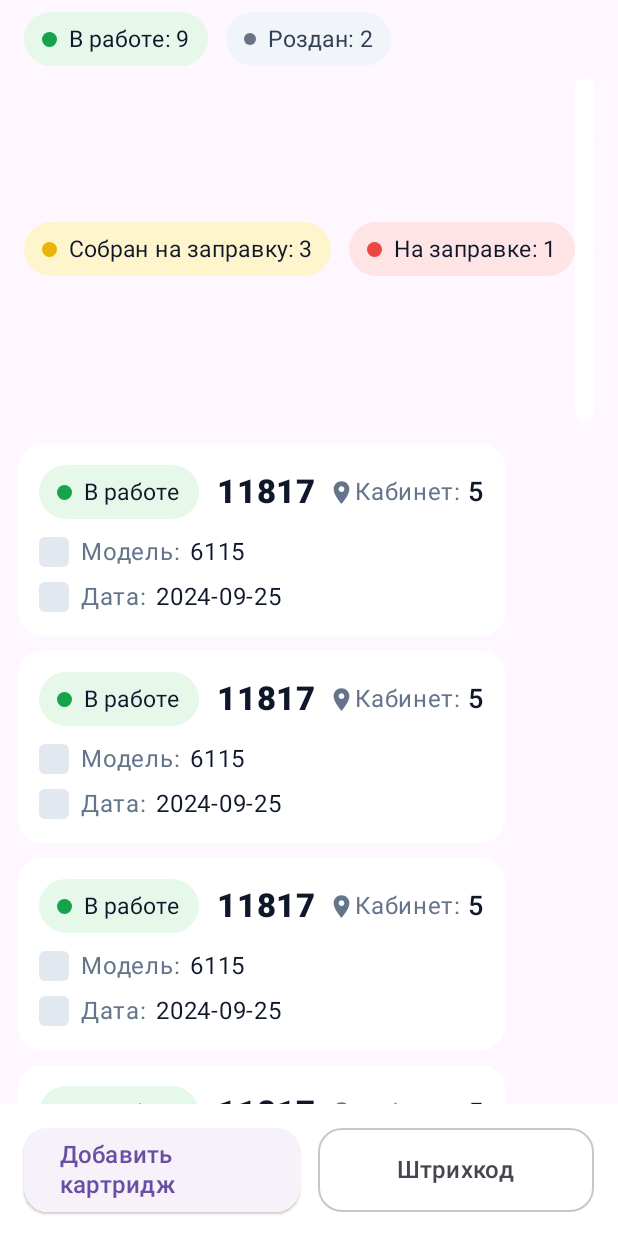
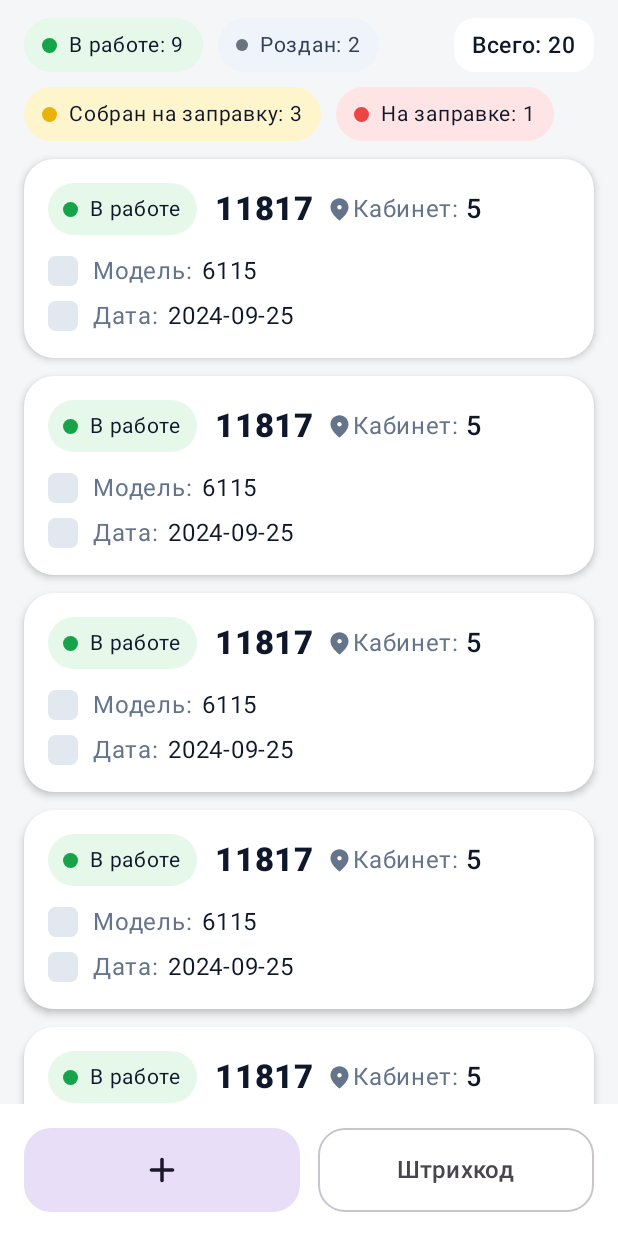
Before and after one commit to vv-aa-ss/profkartridge, an Android app built with Jetpack Compose: the screen it shows after launch (MainActivity), on a phone screen of 412 x 824 dp. Run offline under Robolectric (Android 15) with nearby library versions, the phone set to English and light mode, and no system bars.

Commit message:
стало лучше, дизайн похож на целевой

```diff
--- a/app/src/main/java/com/example/bits_helper/MainActivity.kt
+++ b/app/src/main/java/com/example/bits_helper/MainActivity.kt
@@ -1,4 +1,4 @@
-package com.example.bits_helper
+package com.example.bits_helper   // ← замени на свой namespace
 
 import android.os.Bundle
 import androidx.activity.ComponentActivity
@@ -10,9 +10,10 @@ import androidx.compose.foundation.lazy.items
 import androidx.compose.foundation.shape.CircleShape
 import androidx.compose.foundation.shape.RoundedCornerShape
 import androidx.compose.material.icons.Icons
-import androidx.compose.material.icons.filled.LocationOn
+import androidx.compose.material.icons.rounded.Add
+import androidx.compose.material.icons.rounded.LocationOn
 import androidx.compose.material3.*
-import androidx.compose.runtime.*
+import androidx.compose.runtime.Composable
 import androidx.compose.ui.Alignment
 import androidx.compose.ui.Modifier
 import androidx.compose.ui.draw.clip
@@ -31,140 +32,87 @@ class MainActivity : ComponentActivity() {
 
 @Composable
 fun App() {
+    // фиксируем светлую тему и фоновый цвет
     MaterialTheme(colorScheme = lightColorScheme()) {
-        Surface(modifier = Modifier.fillMaxSize(), color = Color(0xFFF5F6F7)) {
-            CartridgesScreen(
-                header = HeaderStats(
-                    inWork = 9,
-                    given = 2,
-                    gathered = 3,
-                    filling = 1,
-                    total = 20
-                ),
-                items = demoItems(),
-                onAdd = { /* TODO: открыть форму добавления */ },
-                onScan = { /* TODO: открыть сканер штрихкода */ }
-            )
-        }
-    }
-}
-
-// ---------- UI ----------
-
-data class HeaderStats(
-    val inWork: Int,
-    val given: Int,
-    val gathered: Int,
-    val filling: Int,
-    val total: Int
-)
-
-data class Cartridge(
-    val status: Status,
-    val number: String,
-    val room: String,
-    val model: String,
-    val date: String
-)
-
-enum class Status { InWork, Given, Gathered, Filling }
-
-@Composable
-fun CartridgesScreen(
-    header: HeaderStats,
-    items: List<Cartridge>,
-    onAdd: () -> Unit,
-    onScan: () -> Unit
-) {
-    Scaffold(
-        bottomBar = {
-            BottomActionBar(onAdd = onAdd, onScan = onScan)
-        }
-    ) { padding ->
-        Column(
-            Modifier
-                .padding(padding)
-                .fillMaxSize()
-        ) {
-            Spacer(Modifier.height(8.dp))
-            // верхние чипы
-            Row(
-                Modifier
-                    .fillMaxWidth()
-                    .padding(horizontal = 16.dp),
-                verticalAlignment = Alignment.CenterVertically
-            ) {
-                PillStat(text = "В работе: ${header.inWork}", bg = Color(0xFFE5F8E9), dot = Color(0xFF16A34A))
-                Spacer(Modifier.width(12.dp))
-                PillDotStat(text = "Роздан: ${header.given}", dot = Color(0xFF6B7280))
-            }
-            Spacer(Modifier.height(8.dp))
-            Row(
-                Modifier
-                    .fillMaxWidth()
-                    .padding(horizontal = 16.dp),
-                verticalAlignment = Alignment.CenterVertically
-            ) {
-                PillStat(text = "Собран на заправку: ${header.gathered}", bg = Color(0xFFFFF5CC), dot = Color(0xFFEAB308))
-                Spacer(Modifier.width(12.dp))
-                PillStat(text = "На заправке: ${header.filling}", bg = Color(0xFFFFE4E6), dot = Color(0xFFEF4444))
-                Spacer(Modifier.weight(1f))
-                SummaryPill(text = "Всего: ${header.total}")
-            }
-            Spacer(Modifier.height(8.dp))
-            // список карточек
+        Scaffold(
+            containerColor = Color(0xFFF5F6F7),
+            bottomBar = { BottomBar() }
+        ) { padding ->
+            // ОДИН LazyColumn: в начале — хедер, дальше — карточки
             LazyColumn(
                 modifier = Modifier
                     .fillMaxSize()
-                    .padding(horizontal = 12.dp),
-                contentPadding = PaddingValues(bottom = 88.dp, top = 8.dp)
+                    .padding(padding),
+                contentPadding = PaddingValues(
+                    start = 16.dp, end = 16.dp,
+                    top = 12.dp, bottom = 96.dp
+                ),
+                verticalArrangement = Arrangement.spacedBy(12.dp)
             ) {
-                items(items) { item ->
-                    CartridgeCard(item = item)
-                    Spacer(Modifier.height(10.dp))
+                // ====== HEADER (чипы) ======
+                item {
+                    Column(Modifier.fillMaxWidth(), verticalArrangement = Arrangement.spacedBy(10.dp)) {
+                        Row(
+                            Modifier.fillMaxWidth(),
+                            verticalAlignment = Alignment.CenterVertically
+                        ) {
+                            PillStat("В работе: 9", bg = 0xFFE5F8E9, dot = 0xFF16A34A)
+                            Spacer(Modifier.width(10.dp))
+                            PillNeutral("Роздан: 2")
+                            Spacer(Modifier.weight(1f))
+                            SummaryPill("Всего: 20")
+                        }
+                        Row(
+                            Modifier.fillMaxWidth(),
+                            verticalAlignment = Alignment.CenterVertically
+                        ) {
+                            PillStat("Собран на заправку: 3", bg = 0xFFFFF5CC, dot = 0xFFEAB308)
+                            Spacer(Modifier.width(10.dp))
+                            PillStat("На заправке: 1", bg = 0xFFFFE4E6, dot = 0xFFEF4444)
+                        }
+                    }
+                }
+
+                // ====== LIST ======
+                items(demoItems()) { item ->
+                    CartridgeCard(item, Modifier.fillMaxWidth())
                 }
             }
         }
     }
 }
 
+/* ---------- UI helpers ---------- */
+
+data class Cartridge(val number: String, val room: String, val model: String, val date: String)
+
 @Composable
-fun PillStat(text: String, bg: Color, dot: Color) {
+fun PillStat(text: String, bg: Long, dot: Long) {
     Row(
-        modifier = Modifier
-            .clip(RoundedCornerShape(20.dp))
-            .background(bg)
+        Modifier
+            .clip(RoundedCornerShape(22.dp))
+            .background(Color(bg))
             .padding(horizontal = 12.dp, vertical = 6.dp),
         verticalAlignment = Alignment.CenterVertically
     ) {
-        Box(
-            Modifier
-                .size(10.dp)
-                .clip(CircleShape)
-                .background(dot)
-        )
+        Box(Modifier.size(10.dp).clip(CircleShape).background(Color(dot)))
         Spacer(Modifier.width(8.dp))
-        Text(text, fontSize = 15.sp, color = Color(0xFF0F172A))
+        Text(text, fontSize = 14.sp, color = Color(0xFF0F172A))
     }
 }
 
 @Composable
-fun PillDotStat(text: String, dot: Color) {
+fun PillNeutral(text: String) {
     Row(
-        modifier = Modifier
-            .clip(RoundedCornerShape(20.dp))
-            .background(Color(0xFFF1F5F9))
+        Modifier
+            .clip(RoundedCornerShape(22.dp))
+            .background(Color(0xFFEFF4FB))
             .padding(horizontal = 12.dp, vertical = 6.dp),
         verticalAlignment = Alignment.CenterVertically
     ) {
-        Box(
-            Modifier
-                .size(8.dp)
-                .clip(CircleShape)
-                .background(dot)
-        )
+        Box(Modifier.size(8.dp).clip(CircleShape).background(Color(0xFF6B7280)))
         Spacer(Modifier.width(8.dp))
-        Text(text, fontSize = 15.sp, color = Color(0xFF334155))
+        Text(text, fontSize = 14.sp, color = Color(0xFF334155))
     }
 }
 
@@ -172,69 +120,45 @@ fun PillDotStat(text: String, dot: Color) {
 fun SummaryPill(text: String) {
     Row(
         Modifier
-            .clip(RoundedCornerShape(16.dp))
+            .clip(RoundedCornerShape(14.dp))
             .background(Color.White)
             .padding(horizontal = 12.dp, vertical = 6.dp),
         verticalAlignment = Alignment.CenterVertically
-    ) {
-        Text(text, fontWeight = FontWeight.SemiBold, fontSize = 16.sp, color = Color(0xFF0F172A))
-    }
+    ) { Text(text, fontWeight = FontWeight.SemiBold, fontSize = 15.sp, color = Color(0xFF0F172A)) }
 }
 
 @Composable
-fun CartridgeCard(item: Cartridge) {
+fun CartridgeCard(item: Cartridge, modifier: Modifier = Modifier) {
     Card(
-        shape = RoundedCornerShape(16.dp),
+        modifier = modifier,
+        shape = RoundedCornerShape(20.dp),
         colors = CardDefaults.cardColors(containerColor = Color.White),
-        elevation = CardDefaults.cardElevation(defaultElevation = 0.dp)
+        elevation = CardDefaults.cardElevation(defaultElevation = 3.dp)
     ) {
-        Column(Modifier.padding(14.dp)) {
-            // строка статуса + номер + кабинет
+        Column(Modifier.padding(16.dp)) {
             Row(verticalAlignment = Alignment.CenterVertically) {
-                PillStat(
-                    text = when (item.status) {
-                        Status.InWork -> "В работе"
-                        Status.Given -> "Роздан"
-                        Status.Gathered -> "Собран"
-                        Status.Filling -> "На заправке"
-                    },
-                    bg = Color(0xFFE5F8E9),
-                    dot = Color(0xFF16A34A)
-                )
+                Row(
+                    Modifier
+                        .clip(RoundedCornerShape(20.dp))
+                        .background(Color(0xFFE5F8E9))
+                        .padding(horizontal = 10.dp, vertical = 5.dp),
+                    verticalAlignment = Alignment.CenterVertically
+                ) {
+                    Box(Modifier.size(10.dp).clip(CircleShape).background(Color(0xFF16A34A)))
+                    Spacer(Modifier.width(8.dp))
+                    Text("В работе", fontSize = 14.sp, color = Color(0xFF0F172A))
+                }
                 Spacer(Modifier.width(12.dp))
-                Text(
-                    item.number,
-                    fontWeight = FontWeight.ExtraBold,
-                    fontSize = 22.sp,
-                    color = Color(0xFF0F172A)
-                )
+                Text(item.number, fontWeight = FontWeight.ExtraBold, fontSize = 22.sp, color = Color(0xFF0F172A))
                 Spacer(Modifier.width(8.dp))
-                Icon(
-                    imageVector = Icons.Default.LocationOn,
-                    contentDescription = null,
-                    modifier = Modifier.size(18.dp),
-                    tint = Color(0xFF64748B)
-                )
-                Text(
-                    "Кабинет: ",
-                    color = Color(0xFF64748B),
-                    fontSize = 16.sp
-                )
-                Text(
-                    item.room,
-                    color = Color(0xFF0F172A),
-                    fontSize = 18.sp,
-                    fontWeight = FontWeight.SemiBold,
-                    maxLines = 1,
-                    overflow = TextOverflow.Ellipsis
-                )
+                Icon(Icons.Rounded.LocationOn, contentDescription = null, tint = Color(0xFF64748B), modifier = Modifier.size(18.dp))
+                Text("Кабинет: ", color = Color(0xFF64748B), fontSize = 16.sp)
+                Text(item.room, color = Color(0xFF0F172A), fontSize = 18.sp, fontWeight = FontWeight.SemiBold, maxLines = 1, overflow = TextOverflow.Ellipsis)
             }
-
-            Spacer(Modifier.height(10.dp))
-
-            InfoRow(label = "Модель:", value = item.model)
+            Spacer(Modifier.height(12.dp))
+            InfoRow("Модель:", item.model)
             Spacer(Modifier.height(6.dp))
-            InfoRow(label = "Дата:", value = item.date)
+            InfoRow("Дата:", item.date)
         }
     }
 }
@@ -242,14 +166,8 @@ fun CartridgeCard(item: Cartridge) {
 @Composable
 fun InfoRow(label: String, value: String) {
     Row(verticalAlignment = Alignment.CenterVertically) {
-        // маленький икон-placeholder слева (как на скриншоте)
-        Box(
-            Modifier
-                .size(20.dp)
-                .clip(RoundedCornerShape(4.dp))
-                .background(Color(0xFFE2E8F0))
-        )
-        Spacer(Modifier.width(8.dp))
+        Box(Modifier.size(20.dp).clip(RoundedCornerShape(5.dp)).background(Color(0xFFE2E8F0)))
+        Spacer(Modifier.width(10.dp))
         Text(label, color = Color(0xFF64748B), fontSize = 16.sp)
         Spacer(Modifier.width(6.dp))
         Text(value, color = Color(0xFF0F172A), fontSize = 16.sp)
@@ -257,43 +175,33 @@ fun InfoRow(label: String, value: String) {
 }
 
 @Composable
-fun BottomActionBar(onAdd: () -> Unit, onScan: () -> Unit) {
+fun BottomBar() {
     Row(
         Modifier
             .fillMaxWidth()
             .background(Color.White)
+            .systemBarsPadding() // чтобы не наезжало на жесты/навигацию
             .padding(16.dp),
-        horizontalArrangement = Arrangement.spacedBy(12.dp)
+        horizontalArrangement = Arrangement.spacedBy(12.dp),
+        verticalAlignment = Alignment.CenterVertically
     ) {
-        ElevatedButton(
-            onClick = onAdd,
-            modifier = Modifier
-                .weight(1f)
-                .height(56.dp),
-            shape = RoundedCornerShape(16.dp)
-        ) {
-            Text("Добавить картридж", fontSize = 16.sp, fontWeight = FontWeight.SemiBold)
-        }
+        // большая «+»
+        FilledTonalButton(
+            onClick = { /* TODO */ },
+            shape = RoundedCornerShape(18.dp),
+            modifier = Modifier.weight(1f).height(56.dp),
+            contentPadding = PaddingValues(0.dp)
+        ) { Icon(Icons.Rounded.Add, contentDescription = "Добавить", modifier = Modifier.size(28.dp)) }
+
         OutlinedButton(
-            onClick = onScan,
-            modifier = Modifier
-                .weight(1f)
-                .height(56.dp),
-            shape = RoundedCornerShape(16.dp)
-        ) {
-            Text("Штрихкод", fontSize = 16.sp, fontWeight = FontWeight.SemiBold)
-        }
+            onClick = { /* TODO */ },
+            shape = RoundedCornerShape(18.dp),
+            modifier = Modifier.weight(1f).height(56.dp)
+        ) { Text("Штрихкод", fontSize = 16.sp, fontWeight = FontWeight.SemiBold) }
     }
 }
 
-// ---------- demo data ----------
-
-private fun demoItems(): List<Cartridge> = List(5) {
-    Cartridge(
-        status = Status.InWork,
-        number = "11817",
-        room = "5",
-        model = "6115",
-        date = "2024-09-25"
-    )
+/* ---------- demo ---------- */
+private fun demoItems(): List<Cartridge> = List(8) {
+    Cartridge(number = "11817", room = "5", model = "6115", date = "2024-09-25")
 }
```
